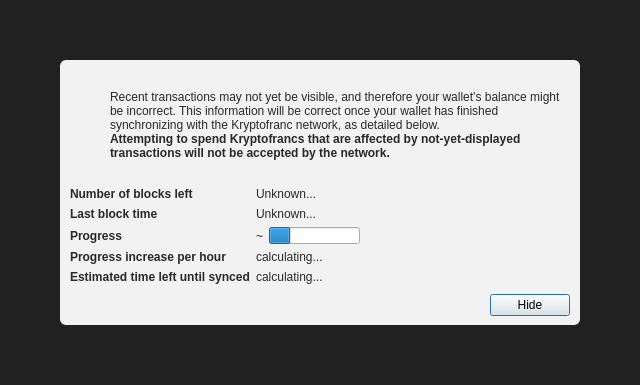
NicolasChoukroun/Kryptofranc, file kryptofranccore/src/qt/forms/modaloverlay.ui: the form before one commit.
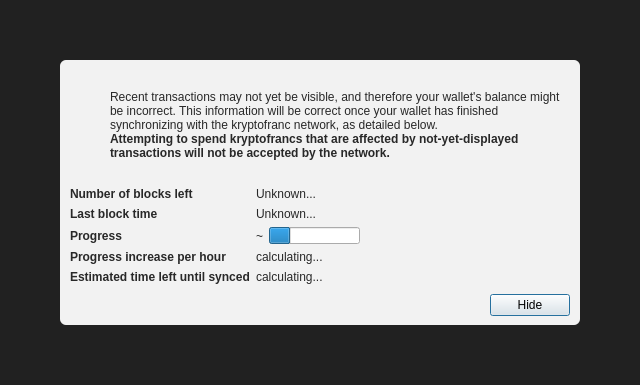
The form after the commit. Icons and pictures are not drawn. Custom widgets are drawn as their Qt base class.

```diff
--- a/kryptofranccore/src/qt/forms/modaloverlay.ui
+++ b/kryptofranccore/src/qt/forms/modaloverlay.ui
@@ -130,7 +130,7 @@
              <item>
               <widget class="QLabel" name="infoText">
                <property name="text">
-                <string>Recent transactions may not yet be visible, and therefore your wallet's balance might be incorrect. This information will be correct once your wallet has finished synchronizing with the Kryptofranc network, as detailed below.</string>
+                <string>Recent transactions may not yet be visible, and therefore your wallet's balance might be incorrect. This information will be correct once your wallet has finished synchronizing with the kryptofranc network, as detailed below.</string>
                </property>
                <property name="textFormat">
                 <enum>Qt::RichText</enum>
@@ -149,7 +149,7 @@
                 </font>
                </property>
                <property name="text">
-                <string>Attempting to spend Kryptofrancs that are affected by not-yet-displayed transactions will not be accepted by the network.</string>
+                <string>Attempting to spend kryptofrancs that are affected by not-yet-displayed transactions will not be accepted by the network.</string>
                </property>
                <property name="textFormat">
                 <enum>Qt::RichText</enum>
```
